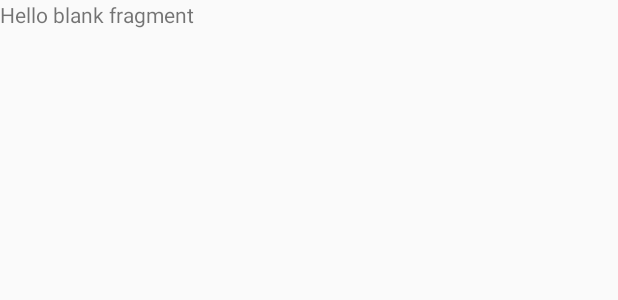
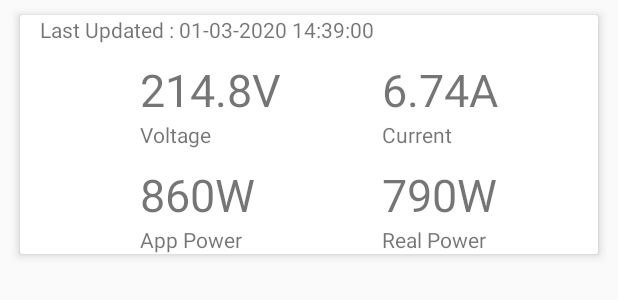
Before and after one commit to raywirawan/SmartEM, an Android app: the layout fragment_home.xml on its own in the app's theme, with its tools: preview values and no code run, on a phone screen of 412 x 824 dp. Shown: the top 300 px of the screen. Run offline under Robolectric (Android 15) with nearby library versions, the phone set to English and light mode, and no system bars.

Commit message:
Second Commit

```diff
--- a/app/build.gradle
+++ b/app/build.gradle
@@ -32,6 +32,7 @@ dependencies {
     testImplementation 'junit:junit:4.12'
     androidTestImplementation 'androidx.test.ext:junit:1.1.1'
     androidTestImplementation 'androidx.test.espresso:espresso-core:3.2.0'
+    implementation 'com.google.android.material:material:1.2.0-alpha02'
     implementation 'androidx.navigation:navigation-fragment:2.0.0'
     implementation 'androidx.navigation:navigation-ui:2.0.0'
 }
--- a/app/src/main/java/com/iotproject/smartem/activity/MainActivity.java
+++ b/app/src/main/java/com/iotproject/smartem/activity/MainActivity.java
@@ -12,5 +12,6 @@ public class MainActivity extends AppCompatActivity {
     protected void onCreate(Bundle savedInstanceState) {
         super.onCreate(savedInstanceState);
         setContentView(R.layout.activity_main);
+        getSupportActionBar().setTitle("SmartEM");
     }
 }
--- /dev/null
+++ b/app/src/main/java/com/iotproject/smartem/adapter/HomeAdapter.java
@@ -0,0 +1,43 @@
+package com.iotproject.smartem.adapter;
+
+import android.view.LayoutInflater;
+import android.view.View;
+import android.view.ViewGroup;
+import android.widget.TextView;
+
+import androidx.annotation.NonNull;
+import androidx.recyclerview.widget.RecyclerView;
+
+import com.iotproject.smartem.R;
+import com.iotproject.smartem.model.Data;
+
+import java.util.ArrayList;
+
+public class HomeAdapter extends RecyclerView.Adapter<HomeAdapter.ListViewHolder>{
+    private ArrayList<Data> listData;
+
+    @NonNull
+    @Override
+    public HomeAdapter.ListViewHolder onCreateViewHolder(@NonNull ViewGroup parent, int viewType) {
+        View view = LayoutInflater.from(parent.getContext()).inflate(R.layout.item_row_home, parent, false);
+        return new ListViewHolder(view);
+    }
+
+    @Override
+    public void onBindViewHolder(@NonNull HomeAdapter.ListViewHolder holder, int position) {
+
+    }
+
+    @Override
+    public int getItemCount() {
+        return listData.size();
+    }
+
+    public class ListViewHolder extends RecyclerView.ViewHolder {
+        TextView tvVoltage, tvCurrent, tvAppPower, tvRealPower, tvTimeStamp;
+        public ListViewHolder(@NonNull View itemView) {
+            super(itemView);
+
+        }
+    }
+}
--- a/app/src/main/java/com/iotproject/smartem/fragment/HomeFragment.java
+++ b/app/src/main/java/com/iotproject/smartem/fragment/HomeFragment.java
@@ -25,6 +25,7 @@ public class HomeFragment extends Fragment {
         View v = inflater.inflate(R.layout.fragment_home, container, false);
 
 
+
         return v;
     }
 }
--- /dev/null
+++ b/app/src/main/java/com/iotproject/smartem/model/Data.java
@@ -0,0 +1,34 @@
+package com.iotproject.smartem.model;
+
+public class Data {
+    private float voltage, current, appPower, realPower;
+    private String timestamp;
+
+    public Data(float voltage, float current, float appPower, float realPower, String timestamp) {
+        this.voltage = voltage;
+        this.current = current;
+        this.appPower = appPower;
+        this.realPower = realPower;
+        this.timestamp = timestamp;
+    }
+
+    public float getVoltage() {
+        return voltage;
+    }
+
+    public float getCurrent() {
+        return current;
+    }
+
+    public float getAppPower() {
+        return appPower;
+    }
+
+    public float getRealPower() {
+        return realPower;
+    }
+
+    public String getTimestamp() {
+        return timestamp;
+    }
+}
--- a/app/src/main/res/layout/fragment_home.xml
+++ b/app/src/main/res/layout/fragment_home.xml
@@ -1,14 +1,17 @@
 <?xml version="1.0" encoding="utf-8"?>
-<FrameLayout xmlns:android="http://schemas.android.com/apk/res/android"
+<RelativeLayout
+    xmlns:android="http://schemas.android.com/apk/res/android"
     xmlns:tools="http://schemas.android.com/tools"
     android:layout_width="match_parent"
     android:layout_height="match_parent"
     tools:context=".fragment.HomeFragment">
 
-    <!-- TODO: Update blank fragment layout -->
-    <TextView
+    <androidx.recyclerview.widget.RecyclerView
+        android:id="@+id/rv_listberita"
         android:layout_width="match_parent"
         android:layout_height="match_parent"
-        android:text="@string/hello_blank_fragment" />
+        tools:listitem="@layout/item_row_home"
+        tools:itemCount="1"
+        />
 
-</FrameLayout>
+</RelativeLayout>
--- /dev/null
+++ b/app/src/main/res/layout/item_row_home.xml
@@ -0,0 +1,100 @@
+<?xml version="1.0" encoding="utf-8"?>
+<androidx.cardview.widget.CardView
+    xmlns:android="http://schemas.android.com/apk/res/android"
+    xmlns:app="http://schemas.android.com/apk/res-auto"
+    android:layout_width="match_parent"
+    android:layout_height="wrap_content"
+    android:orientation="vertical"
+    app:cardElevation="4dp"
+    android:layout_marginVertical="@dimen/activity_vertical_margin"
+    android:layout_marginHorizontal="@dimen/activity_horizontal_margin">
+    <androidx.constraintlayout.widget.ConstraintLayout
+        android:layout_width="match_parent"
+        android:layout_height="wrap_content"
+
+        >
+        <TextView
+            android:id="@+id/lastupdate"
+            android:layout_width="wrap_content"
+            android:layout_height="wrap_content"
+            android:layout_marginHorizontal="@dimen/activity_horizontal_margin"
+            android:text="Last Updated : "
+            app:layout_constraintStart_toStartOf="parent"
+            app:layout_constraintTop_toTopOf="parent"/>
+        <TextView
+            android:layout_width="wrap_content"
+            android:layout_height="wrap_content"
+            app:layout_constraintStart_toEndOf="@id/lastupdate"
+            app:layout_constraintTop_toTopOf="@id/lastupdate"
+            android:text="01-03-2020 14:39:00"/>
+        <TextView
+            android:layout_marginStart="@dimen/activity_horizontal_margin"
+            android:layout_marginTop="@dimen/activity_vertical_margin"
+            android:id="@+id/item_tv_voltage"
+            android:layout_width="wrap_content"
+            android:layout_height="wrap_content"
+            app:layout_constraintStart_toStartOf="parent"
+            app:layout_constraintEnd_toStartOf="@id/item_tv_current"
+            app:layout_constraintTop_toBottomOf="@id/lastupdate"
+            android:text="214.8V"
+            android:textSize="30sp"
+            />
+        <TextView
+            android:id="@+id/item_tv_current"
+            android:layout_width="wrap_content"
+            android:layout_height="wrap_content"
+            app:layout_constraintEnd_toEndOf="parent"
+            app:layout_constraintStart_toEndOf="@id/item_tv_voltage"
+            app:layout_constraintTop_toTopOf="@+id/item_tv_voltage"
+            android:text="6.74A"
+            android:textSize="30sp"
+            />
+        <TextView
+            android:id="@+id/voltage"
+            android:layout_width="wrap_content"
+            android:layout_height="wrap_content"
+            android:text="Voltage"
+            app:layout_constraintTop_toBottomOf="@id/item_tv_voltage"
+            app:layout_constraintStart_toStartOf="@id/item_tv_voltage"/>
+        <TextView
+            android:id="@+id/current"
+            android:layout_width="wrap_content"
+            android:layout_height="wrap_content"
+            android:text="Current"
+            app:layout_constraintTop_toBottomOf="@id/item_tv_current"
+            app:layout_constraintStart_toStartOf="@id/item_tv_current"/>
+        <TextView
+            android:layout_marginTop="@dimen/activity_vertical_margin"
+            android:id="@+id/item_tv_apppower"
+            android:layout_width="wrap_content"
+            android:layout_height="wrap_content"
+            app:layout_constraintStart_toStartOf="@id/voltage"
+            app:layout_constraintTop_toBottomOf="@id/voltage"
+            android:text="860W"
+            android:textSize="30sp"
+            />
+        <TextView
+            android:id="@+id/item_tv_realpower"
+            android:layout_width="wrap_content"
+            android:layout_height="wrap_content"
+            app:layout_constraintStart_toStartOf="@id/current"
+            app:layout_constraintTop_toTopOf="@+id/item_tv_apppower"
+            android:text="790W"
+            android:textSize="30sp"
+            />
+        <TextView
+            android:id="@+id/apppower"
+            android:layout_width="wrap_content"
+            android:layout_height="wrap_content"
+            android:text="App Power"
+            app:layout_constraintTop_toBottomOf="@id/item_tv_apppower"
+            app:layout_constraintStart_toStartOf="@id/item_tv_apppower"/>
+        <TextView
+            android:id="@+id/realpower"
+            android:layout_width="wrap_content"
+            android:layout_height="wrap_content"
+            android:text="Real Power"
+            app:layout_constraintTop_toBottomOf="@id/item_tv_realpower"
+            app:layout_constraintStart_toStartOf="@id/item_tv_realpower"/>
+    </androidx.constraintlayout.widget.ConstraintLayout>
+</androidx.cardview.widget.CardView>
--- /dev/null
+++ b/app/src/main/res/values/dimens.xml
@@ -0,0 +1,7 @@
+<?xml version="1.0" encoding="utf-8"?>
+<resources>
+    <dimen name="fab_margin">16dp</dimen>
+    <dimen name="activity_horizontal_margin">13dp</dimen>
+    <dimen name="activity_top_margin">20dp</dimen>
+    <dimen name="activity_vertical_margin">10dp</dimen>
+</resources>
```
